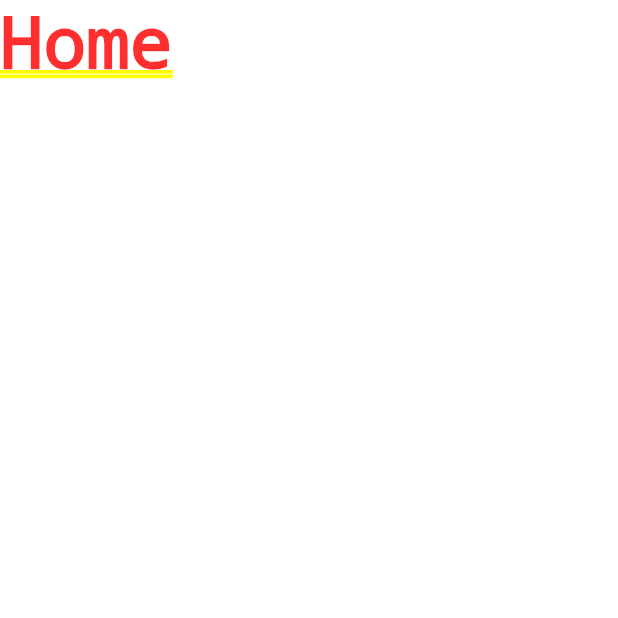
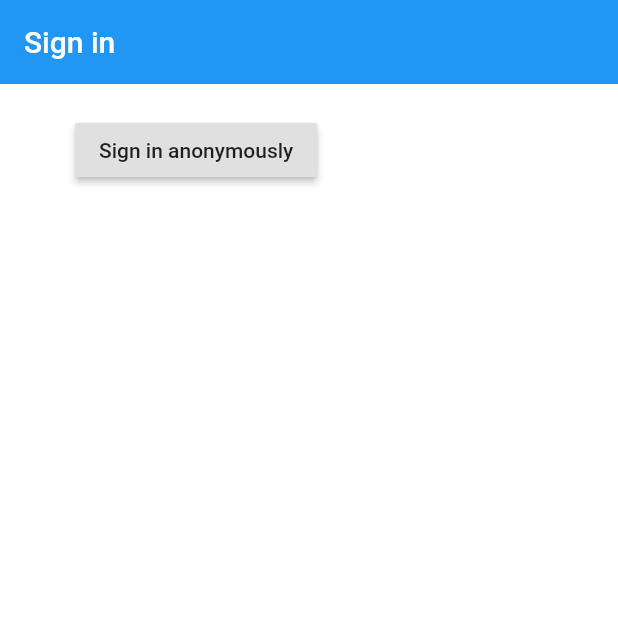
Before and after one commit to Reymai/Flutter_To-Do_Application, a Flutter app: the screen it shows after launch, on a phone screen of 412 x 824 dp, the top half of it. Run offline on Flutter 3.47's test engine with Material 2 defaults, Android fonts, the phone set to English and light mode, and no system bars; our stand-ins replace firebase_auth; accounts and stored records are empty.

Commit message:
Added: Streams, Provider and SignIn/ SignOut functionality for Anons

```diff
--- a/lib/main.dart
+++ b/lib/main.dart
@@ -1,13 +1,20 @@
 import 'package:flutter/material.dart';
+import 'package:fluttertodoapplication/models/user.dart';
 import 'package:fluttertodoapplication/screens/wrapper.dart';
+import 'package:fluttertodoapplication/services/auth.dart';
+import 'package:provider/provider.dart';
 
 void main() => runApp(MyApp());
 
 class MyApp extends StatelessWidget {
+
   @override
   Widget build(BuildContext context) {
-    return MaterialApp(
-      home: Wrapper(),
+    return StreamProvider<User>.value(
+      value: AuthService().user,
+      child: MaterialApp(
+        home: Wrapper(),
+      ),
     );
   }
 }
--- a/lib/screens/authenticate/autenticate.dart
+++ b/lib/screens/authenticate/autenticate.dart
@@ -1,4 +1,5 @@
 import 'package:flutter/material.dart';
+import 'package:fluttertodoapplication/screens/authenticate/sign_in.dart';
 
 class Authenticate extends StatefulWidget {
   @override
@@ -9,7 +10,7 @@ class _AuthenticateState extends State<Authenticate> {
   @override
   Widget build(BuildContext context) {
     return Container(
-			child: Text('authenticate'),
+			child: SignIn(),
 		);
   }
 }
--- /dev/null
+++ b/lib/screens/authenticate/sign_in.dart
@@ -0,0 +1,40 @@
+import 'package:flutter/material.dart';
+import 'package:fluttertodoapplication/screens/home/home.dart';
+import 'package:fluttertodoapplication/services/auth.dart';
+
+class SignIn extends StatefulWidget {
+  @override
+  _SignInState createState() => _SignInState();
+}
+
+class _SignInState extends State<SignIn> {
+
+	final AuthService _authService = AuthService();
+
+  @override
+  Widget build(BuildContext context) {
+    return Scaffold(
+			backgroundColor: Colors.white,
+			appBar: AppBar(
+				backgroundColor: Colors.blue,
+				elevation: 0.0,
+				title: Text('Sign in'),
+			),
+			body: Container(
+				padding: EdgeInsets.symmetric(vertical: 20, horizontal: 50),
+				child: RaisedButton(
+					child: Text('Sign in anonymously'),
+					onPressed: () async{
+						dynamic result = await _authService.signInAnon();
+						if(result == null){
+							print('Error');
+						} else{
+							print(result.uid);
+							print('signed in');
+						}
+					},
+				),
+			),
+		);
+  }
+}
--- a/lib/screens/wrapper.dart
+++ b/lib/screens/wrapper.dart
@@ -1,11 +1,20 @@
 import 'package:flutter/material.dart';
+import 'package:fluttertodoapplication/models/user.dart';
+import 'package:fluttertodoapplication/screens/authenticate/autenticate.dart';
 import 'package:fluttertodoapplication/screens/home/home.dart';
+import 'package:provider/provider.dart';
 
 class Wrapper extends StatelessWidget {
   @override
   Widget build(BuildContext context) {
 
+  	final user = Provider.of<User>(context);
+
+  	if (user == null){
+			return Authenticate();
+		} else {
+  		return Home();
+		}
     //return Home or Authenticate widget
-  	return Home();
   }
 }
--- a/pubspec.yaml
+++ b/pubspec.yaml
@@ -26,6 +26,7 @@ dependencies:
   cupertino_icons: ^0.1.3
   firebase_auth: ^0.16.0
   cloud_firestore: ^0.13.5
+  provider: ^4.0.5
 
 dev_dependencies:
   flutter_test:
```
Also changed, not shown: lib/screens/home/home.dart (+19 -2 lines), lib/services/auth.dart (+19 -1 lines), pubspec.lock.
